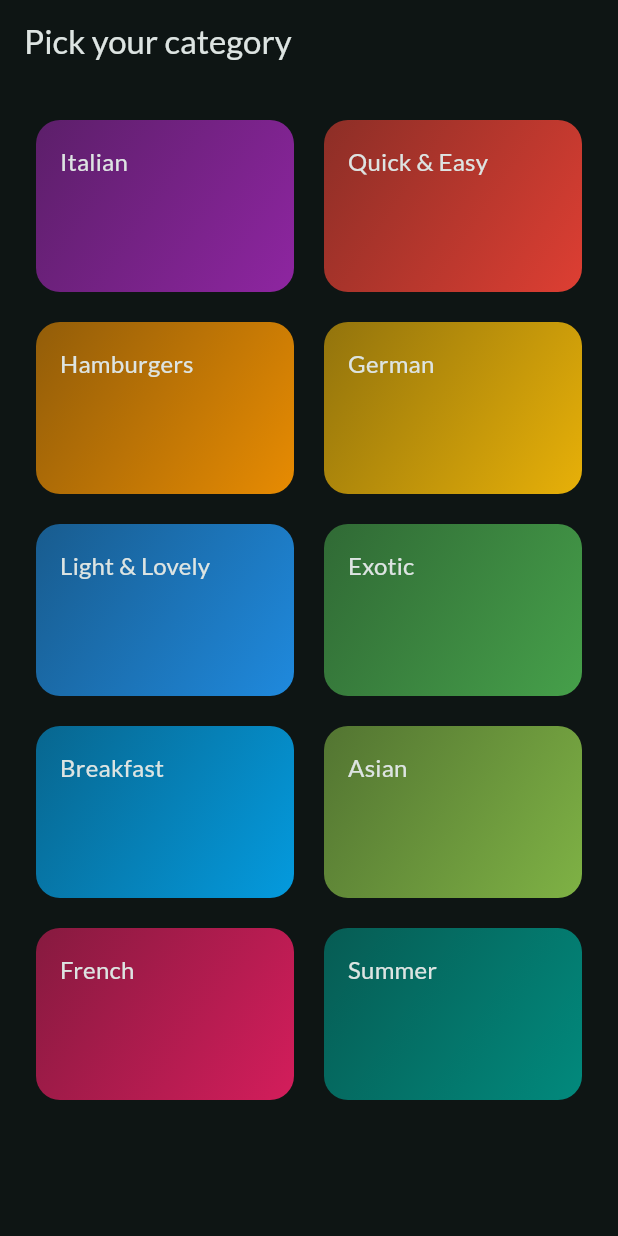
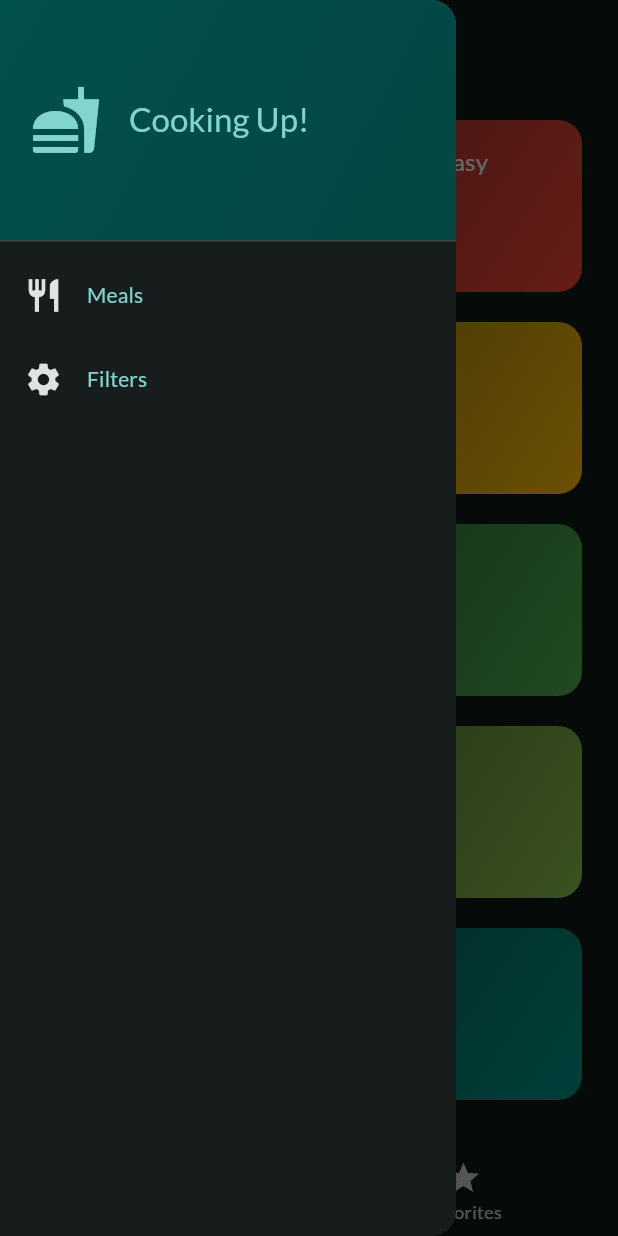
Before and after one commit to tsaransh/flutter.Meal-App, a Flutter app: the screen it shows after launch, with the side drawer open (before the commit the screen has no drawer), on a phone screen of 412 x 824 dp. Run offline on Flutter 3.47's test engine with Material 3 defaults, Android fonts, the phone set to English and light mode, and no system bars; our stand-ins replace google_fonts, transparent_image.

Commit message:
app drawer added

```diff
--- a/lib/main.dart
+++ b/lib/main.dart
@@ -1,7 +1,7 @@
 import 'package:flutter/material.dart';
 
 import 'package:google_fonts/google_fonts.dart';
-import 'package:meal/screens/categories.dart';
+import 'package:meal/screens/tabs.dart';
 
 final theme = ThemeData(
   useMaterial3: true,
@@ -21,6 +21,6 @@
 
   @override
   Widget build(BuildContext context) {
-    return MaterialApp(theme: theme, home: const CategoriesScreen());
+    return MaterialApp(theme: theme, home: const TabScreen());
   }
 }
--- a/lib/screens/categories.dart
+++ b/lib/screens/categories.dart
@@ -1,11 +1,14 @@
 import 'package:flutter/material.dart';
 import 'package:meal/data/dummy_data.dart';
 import 'package:meal/model/category.dart';
+import 'package:meal/model/meal.dart';
 import 'package:meal/screens/meals.dart';
 import 'package:meal/widgets/category_grid_item.dart';
 
 class CategoriesScreen extends StatelessWidget {
-  const CategoriesScreen({super.key});
+  const CategoriesScreen({super.key, required this.onToggleFavorite});
+
+  final void Function(Meal meal) onToggleFavorite;
 
   void _selectCategory(BuildContext context, Category category) {
     final filteredMeals = dummyMeals
@@ -15,10 +18,13 @@
     Navigator.push(
       context,
       MaterialPageRoute(
-        builder: (ctx) =>
-            MealScreen(title: category.title, meals: filteredMeals),
+        builder: (ctx) => MealScreen(
+            title: category.title,
+            meals: filteredMeals,
+            onToggleFavorite: onToggleFavorite),
       ),
     );
+
     // Another way to do the above thing
     // Navigator.of(context).push(MaterialPageRoute(
     //     builder: (ctx) => const MealScreen(title: 'some title', meals: [])));
@@ -26,11 +32,7 @@
 
   @override
   Widget build(BuildContext context) {
-    return Scaffold(
-      appBar: AppBar(
-        title: const Text("Pick your category"),
-      ),
-      body: GridView(
+    return GridView(
       padding: const EdgeInsets.all(24),
       gridDelegate: const SliverGridDelegateWithFixedCrossAxisCount(
           crossAxisCount: 2,
@@ -48,7 +50,6 @@
                 ))
             .toList()
       ],
-      ),
     );
   }
 }
--- /dev/null
+++ b/lib/screens/tabs.dart
@@ -0,0 +1,93 @@
+import 'package:flutter/material.dart';
+import 'package:meal/model/meal.dart';
+import 'package:meal/screens/categories.dart';
+import 'package:meal/screens/filters.dart';
+import 'package:meal/screens/meals.dart';
+import 'package:meal/widgets/main_drawer.dart';
+
+class TabScreen extends StatefulWidget {
+  const TabScreen({super.key});
+
+  @override
+  State<TabScreen> createState() {
+    return _TabState();
+  }
+}
+
+class _TabState extends State<TabScreen> {
+  int _selectedPageIndex = 0;
+  final List<Meal> _favoriteMeal = [];
+
+  void _showSnakBar(String message) {
+    ScaffoldMessenger.of(context).clearSnackBars();
+    ScaffoldMessenger.of(context).showSnackBar(
+      SnackBar(
+        content: Text(message),
+      ),
+    );
+  }
+
+  void _toogleMealFavoriteStatus(Meal meal) {
+    final isExisting = _favoriteMeal.contains(meal);
+
+    if (isExisting) {
+      setState(() {
+        _favoriteMeal.remove(meal);
+      });
+      _showSnakBar('Meal is no longer a favorite');
+    } else {
+      setState(() {
+        _favoriteMeal.add(meal);
+      });
+      _showSnakBar('Meaked as favorite');
+    }
+  }
+
+  void _selectedPage(int index) {
+    setState(() {
+      _selectedPageIndex = index;
+    });
+  }
+
+  void _setScreen(String identifier) {
+    if (identifier == 'filters') {
+      Navigator.push(
+          context, MaterialPageRoute(builder: (ctx) => const FilterScreen()));
+    } else {
+      Navigator.of(context).pop();
+    }
+  }
+
+  @override
+  Widget build(BuildContext context) {
+    Widget activePage = CategoriesScreen(
+      onToggleFavorite: _toogleMealFavoriteStatus,
+    );
+    var activePageTitle = 'Categories';
+
+    if (_selectedPageIndex == 1) {
+      activePage = MealScreen(
+        meals: _favoriteMeal,
+        onToggleFavorite: _toogleMealFavoriteStatus,
+      );
+      activePageTitle = 'Your Favorites';
+    }
+
+    return Scaffold(
+      appBar: AppBar(
+        title: Text(activePageTitle),
+      ),
+      drawer: MainDrawer(onSelectScreen: _setScreen),
+      body: activePage,
+      bottomNavigationBar: BottomNavigationBar(
+        onTap: _selectedPage,
+        currentIndex: _selectedPageIndex,
+        items: const [
+          BottomNavigationBarItem(
+              icon: Icon(Icons.set_meal), label: 'Categories'),
+          BottomNavigationBarItem(icon: Icon(Icons.star), label: 'Favorites')
+        ],
+      ),
+    );
+  }
+}
--- /dev/null
+++ b/lib/widgets/main_drawer.dart
@@ -0,0 +1,75 @@
+import 'package:flutter/material.dart';
+
+class MainDrawer extends StatelessWidget {
+  const MainDrawer({super.key, required this.onSelectScreen});
+  final void Function(String identifier) onSelectScreen;
+  @override
+  Widget build(BuildContext context) {
+    return Drawer(
+      child: Column(
+        children: [
+          DrawerHeader(
+            padding: const EdgeInsets.all(20),
+            decoration: BoxDecoration(
+              gradient: LinearGradient(colors: [
+                Theme.of(context).colorScheme.primaryContainer,
+                Theme.of(context).colorScheme.primaryContainer.withOpacity(0.8)
+              ], begin: Alignment.topLeft, end: Alignment.bottomRight),
+            ),
+            child: Row(
+              children: [
+                Icon(
+                  Icons.fastfood,
+                  size: 48,
+                  color: Theme.of(context).colorScheme.primary,
+                ),
+                const SizedBox(width: 18),
+                Text(
+                  'Cooking Up!',
+                  style: Theme.of(context)
+                      .textTheme
+                      .titleLarge!
+                      .copyWith(color: Theme.of(context).colorScheme.primary),
+                )
+              ],
+            ),
+          ),
+          ListTile(
+            leading: Icon(
+              Icons.restaurant,
+              size: 26,
+              color: Theme.of(context).colorScheme.onBackground,
+            ),
+            title: Text(
+              'Meals',
+              style: Theme.of(context)
+                  .textTheme
+                  .titleSmall!
+                  .copyWith(color: Theme.of(context).colorScheme.primary),
+            ),
+            onTap: () {
+              onSelectScreen('meals');
+            },
+          ),
+          ListTile(
+            leading: Icon(
+              Icons.settings,
+              size: 26,
+              color: Theme.of(context).colorScheme.onBackground,
+            ),
+            title: Text(
+              'Filters',
+              style: Theme.of(context)
+                  .textTheme
+                  .titleSmall!
+                  .copyWith(color: Theme.of(context).colorScheme.primary),
+            ),
+            onTap: () {
+              onSelectScreen('filters');
+            },
+          ),
+        ],
+      ),
+    );
+  }
+}
```
Also changed, not shown: lib/screens/filters.dart (added, +49 -0 lines), lib/screens/meal_detail.dart (added, +75 -0 lines), lib/screens/meals.dart (+28 -4 lines), lib/widgets/meal_item.dart (+15 -2 lines). Lines whose indentation alone changed are shown as unchanged.
